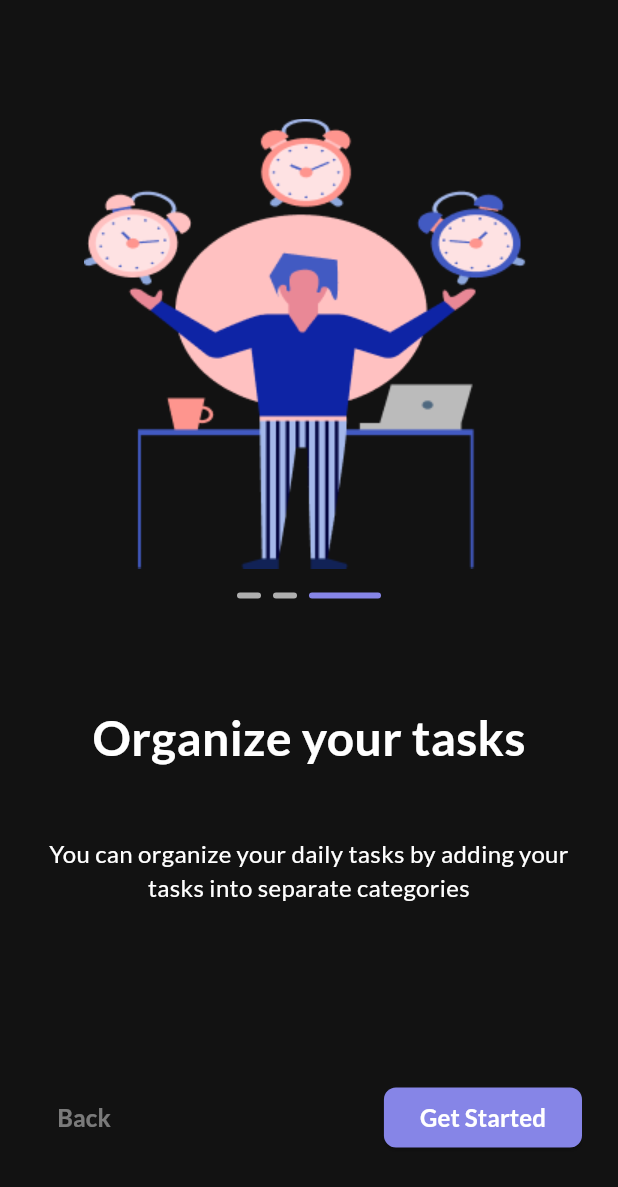
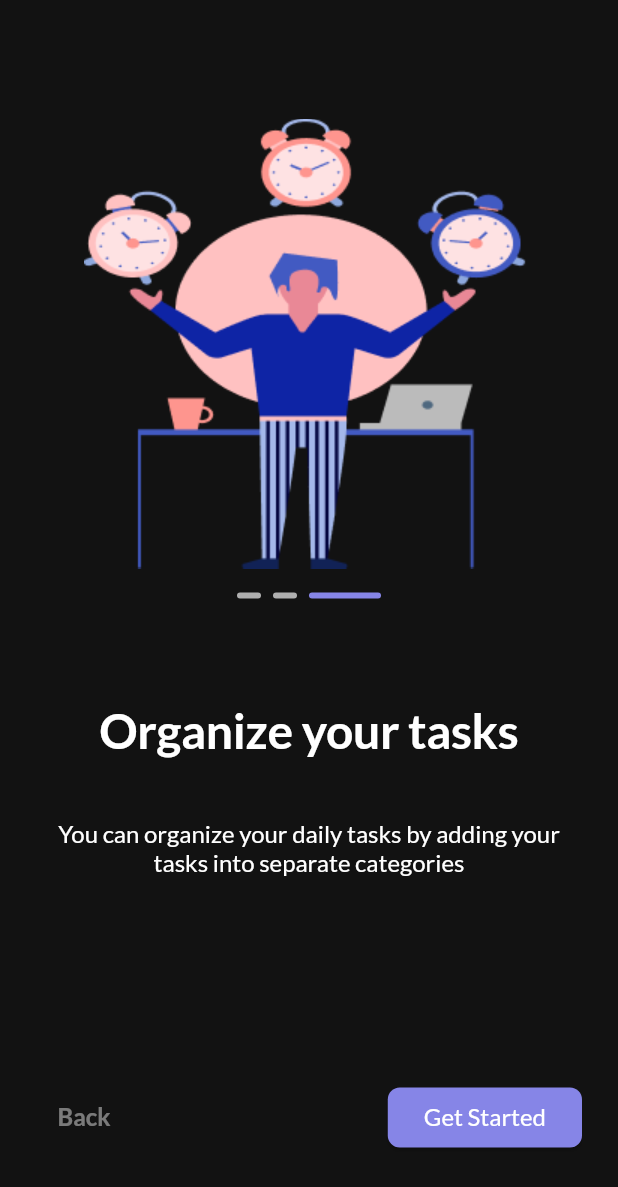
Before and after one commit to OmarWheed/Todo_App, a Flutter app: the screen it shows after launch, after a tap on "Skip", on a phone screen of 412 x 824 dp. Shown: the top 1187 px of the screen. Run offline on Flutter 3.47's test engine with Material 3 defaults, Android fonts, the phone set to English and light mode, and no system bars; drawn by our look-alikes of smooth_page_indicator; our stand-ins replace google_fonts.

Commit message:
Add Theme To App

```diff
--- a/analysis_options.yaml
+++ b/analysis_options.yaml
@@ -7,6 +7,9 @@
 
 # The following line activates a set of recommended lints for Flutter apps,
 # packages, and plugins designed to encourage good coding practices.
+analyzer:
+  errors:
+    use_build_context_synchronously: ignore
 include: package:flutter_lints/flutter.yaml
 
 linter:
--- a/lib/app/app.dart
+++ b/lib/app/app.dart
@@ -1,6 +1,7 @@
 import 'package:flutter/material.dart';
 
 import 'package:to_do_app/core/routes/routes.dart';
+import 'package:to_do_app/core/theme/theme.dart';
 import 'package:to_do_app/core/utils/app_strings.dart';
 import 'package:to_do_app/features/auth/screens/splash_screen/splash_view.dart';
 
@@ -13,6 +14,7 @@ class MyApp extends StatelessWidget {
   @override
   Widget build(BuildContext context) {
     return MaterialApp(
+      theme: getAppTheme(),
       onGenerateRoute: appRouter.generateRouter,
       title: AppStrings.appName,
       debugShowCheckedModeBanner: false,
--- /dev/null
+++ b/lib/core/theme/theme.dart
@@ -0,0 +1,19 @@
+import 'package:flutter/material.dart';
+import 'package:google_fonts/google_fonts.dart';
+import 'package:to_do_app/core/utils/app_colors.dart';
+
+ThemeData getAppTheme() {
+  return ThemeData(
+      scaffoldBackgroundColor: AppColor.backgroundColor,
+      textTheme: TextTheme(
+        displayLarge: GoogleFonts.lato(
+          color: AppColor.txtColor,
+          fontWeight: FontWeight.bold,
+          fontSize: 32,
+        ),
+        displayMedium: GoogleFonts.lato(
+          color: AppColor.txtColor,
+          fontSize: 16,
+        ),
+      ));
+}
--- a/lib/features/auth/screens/on_boarding_screen/screens/on_boarding_page_view_body.dart
+++ b/lib/features/auth/screens/on_boarding_screen/screens/on_boarding_page_view_body.dart
@@ -1,8 +1,6 @@
 import 'package:flutter/material.dart';
-import 'package:google_fonts/google_fonts.dart';
 import 'package:to_do_app/core/extension/gap.dart';
 import 'package:to_do_app/core/routes/app_routes_name.dart';
-import 'package:to_do_app/core/routes/routes.dart';
 import 'package:to_do_app/core/utils/app_colors.dart';
 import 'package:to_do_app/core/utils/app_strings.dart';
 import 'package:to_do_app/features/auth/screens/on_boarding_screen/widget/indicator.dart';
@@ -30,14 +28,11 @@ class OnBoardingPageView extends StatelessWidget {
               ? Align(
                   alignment: Alignment.topLeft,
                   child: TextButton(
-                    child: Text(
-                      AppStrings.skip,
-                      style: GoogleFonts.lato(
-                        color: AppColor.txtColor.withOpacity(0.44),
-                        fontWeight: FontWeight.bold,
-                        fontSize: 16,
-                      ),
-                    ),
+                    child: Text(AppStrings.skip,
+                        style:
+                            Theme.of(context).textTheme.displayMedium!.copyWith(
+                                  color: AppColor.txtColor.withOpacity(0.44),
+                                )),
                     onPressed: () {
                       _controller.jumpToPage(2);
                     },
@@ -56,24 +51,13 @@ class OnBoardingPageView extends StatelessWidget {
           //space from up
           70.height,
           //title
-          Text(
-            pageViewScreen[index].title,
-            style: GoogleFonts.lato(
-              color: AppColor.txtColor,
-              fontWeight: FontWeight.bold,
-              fontSize: 32,
-            ),
-          ),
+          Text(pageViewScreen[index].title,
+              style: Theme.of(context).textTheme.displayLarge),
           //space from up
           42.height,
-          Text(
-            pageViewScreen[index].desc,
-            textAlign: TextAlign.center,
-            style: GoogleFonts.lato(
-              color: AppColor.txtColor,
-              fontSize: 16,
-            ),
-          ),
+          Text(pageViewScreen[index].desc,
+              textAlign: TextAlign.center,
+              style: Theme.of(context).textTheme.displayMedium),
           const Spacer(),
           Row(
             mainAxisAlignment: MainAxisAlignment.spaceBetween,
@@ -81,14 +65,12 @@ class OnBoardingPageView extends StatelessWidget {
               TextButton(
                 child: Visibility(
                   visible: index != 0,
-                  child: Text(
-                    AppStrings.back,
-                    style: GoogleFonts.lato(
-                      color: AppColor.txtColor.withOpacity(0.44),
-                      fontWeight: FontWeight.bold,
-                      fontSize: 16,
-                    ),
-                  ),
+                  child: Text(AppStrings.back,
+                      style:
+                          Theme.of(context).textTheme.displayMedium!.copyWith(
+                                fontWeight: FontWeight.bold,
+                                color: AppColor.txtColor.withOpacity(0.44),
+                              )),
                 ),
                 onPressed: () {
                   _controller.previousPage(
@@ -103,13 +85,8 @@ class OnBoardingPageView extends StatelessWidget {
                     ),
                     backgroundColor: AppColor.primary),
                 child: Text(
-                  index == 2 ? AppStrings.getStarted : AppStrings.next,
-                  style: GoogleFonts.lato(
-                    color: AppColor.txtColor,
-                    fontWeight: FontWeight.bold,
-                    fontSize: 16,
-                  ),
-                ),
+                    index == 2 ? AppStrings.getStarted : AppStrings.next,
+                    style: Theme.of(context).textTheme.displayMedium),
                 onPressed: () {
                   index != 2
                       ? _controller.nextPage(
--- a/lib/features/auth/screens/on_boarding_screen/screens/on_boarding_view.dart
+++ b/lib/features/auth/screens/on_boarding_screen/screens/on_boarding_view.dart
@@ -1,5 +1,4 @@
 import 'package:flutter/material.dart';
-import 'package:to_do_app/core/utils/app_colors.dart';
 import 'package:to_do_app/features/auth/screens/on_boarding_screen/screens/on_boarding_page_view_body.dart';
 
 class OnBoardingView extends StatefulWidget {
@@ -20,7 +19,7 @@ class _OnBoardingViewState extends State<OnBoardingView> {
   @override
   Widget build(BuildContext context) {
     return Scaffold(
-      backgroundColor: AppColor.backgroundColor,
+
       body: SafeArea(
         child: Padding(
           padding: const EdgeInsets.symmetric(horizontal: 24),
--- a/lib/features/auth/screens/splash_screen/splash_view.dart
+++ b/lib/features/auth/screens/splash_screen/splash_view.dart
@@ -1,5 +1,4 @@
 import 'package:flutter/material.dart';
-import 'package:to_do_app/core/utils/app_colors.dart';
 import 'package:to_do_app/features/auth/screens/splash_screen/splash_view_body.dart';
 
 class SplashView extends StatelessWidget {
@@ -7,7 +6,6 @@ class SplashView extends StatelessWidget {
   @override
   Widget build(BuildContext context) {
     return const Scaffold(
-      backgroundColor: AppColor.backgroundColor,
       body: SplashViewBody(),
     );
   }
--- a/lib/features/auth/screens/splash_screen/splash_view_body.dart
+++ b/lib/features/auth/screens/splash_screen/splash_view_body.dart
@@ -1,9 +1,7 @@
 import 'package:flutter/material.dart';
-import 'package:google_fonts/google_fonts.dart';
 import 'package:to_do_app/core/extension/gap.dart';
 import 'package:to_do_app/core/routes/app_routes_name.dart';
 import 'package:to_do_app/core/utils/app_assets.dart';
-import 'package:to_do_app/core/utils/app_colors.dart';
 import 'package:to_do_app/core/utils/app_strings.dart';
 
 class SplashViewBody extends StatefulWidget {
@@ -15,11 +13,12 @@ class SplashViewBody extends StatefulWidget {
 class _SplashViewBodyState extends State<SplashViewBody> {
   @override
   void initState() {
-    Future.delayed(const Duration(seconds: 5),(){
-      Navigator.pushNamed(context,AppRoutesName.onBoarding);
+    Future.delayed(const Duration(seconds: 5), () {
+      Navigator.pushNamed(context, AppRoutesName.onBoarding);
     });
     super.initState();
   }
+
   @override
   Widget build(BuildContext context) {
     return Center(
@@ -31,15 +30,11 @@ class _SplashViewBodyState extends State<SplashViewBody> {
           //Gap
           19.height,
           //App Name
-          Text(
-            AppStrings.appName,
-            style: GoogleFonts.lato(
-              color: AppColor.txtColor,
-              fontWeight: FontWeight.bold,
-              fontSize: 40,
-            ),
-          ),
-
+          Text(AppStrings.appName,
+              style: Theme.of(context)
+                  .textTheme
+                  .displayLarge!
+                  .copyWith(fontSize: 40)),
         ],
       ),
     );
```
